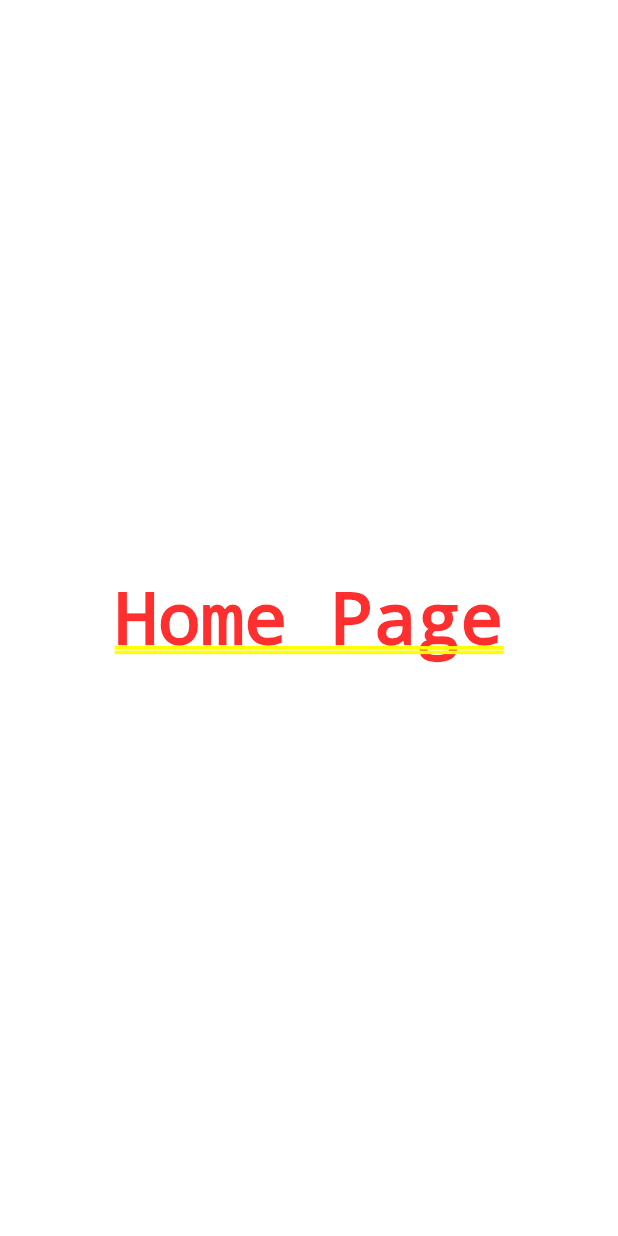
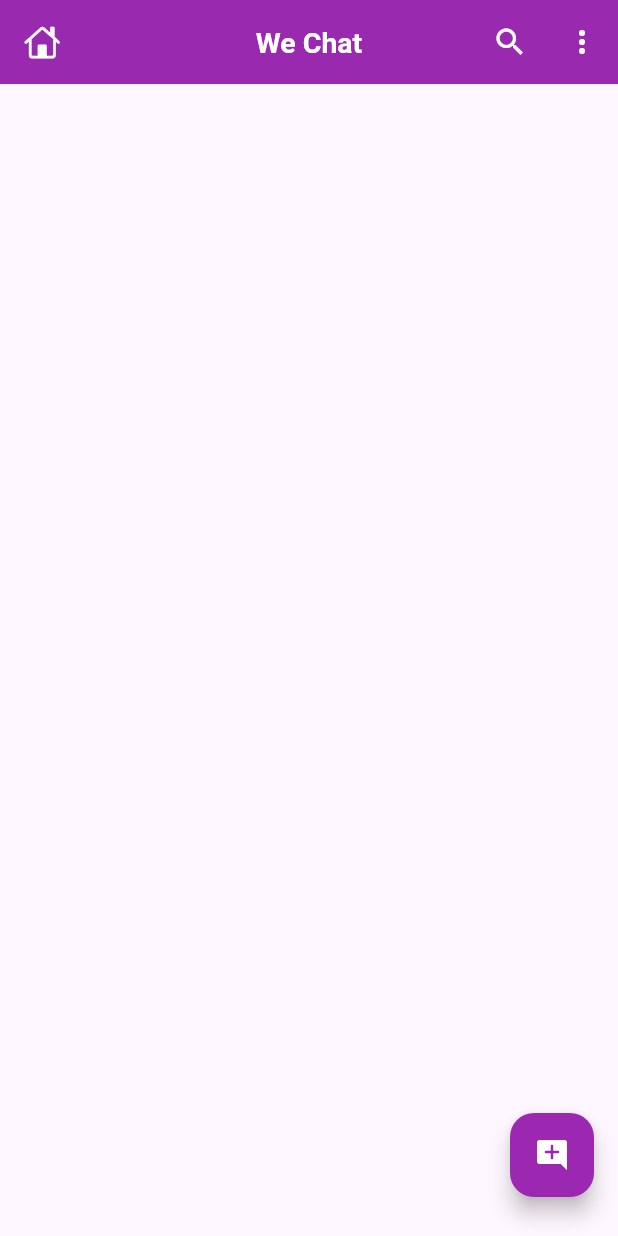
Before and after one commit to Vustron/Flutter-CatTalk, a Flutter app: the screen it shows after launch, on a phone screen of 412 x 824 dp. Run offline on Flutter 3.47's test engine with Material 3 defaults, Android fonts, the phone set to English and light mode, and no system bars; our stand-ins replace firebase_core; accounts and stored records are empty.

Commit message:
Finished Appbar and partial home screen

```diff
--- /dev/null
+++ b/devtools_options.yaml
@@ -0,0 +1 @@
+extensions:
--- a/lib/main.dart
+++ b/lib/main.dart
@@ -1,10 +1,12 @@
-// ignore_for_file: avoid_unnecessary_containers
+// ignore_for_file: avoid_unnecessary_containers, unused_import
 
 import 'package:firebase_core/firebase_core.dart';
+import 'services/firebase_options.dart';
 import 'package:flutter/material.dart';
-import 'firebase_options.dart';
+import 'screens/homescreen.dart';
 
 Future<void> main() async {
+  WidgetsFlutterBinding.ensureInitialized();
   await Firebase.initializeApp(
     options: DefaultFirebaseOptions.currentPlatform,
   );
@@ -12,21 +14,29 @@ Future<void> main() async {
 }
 
 class App extends StatelessWidget {
-  const App({super.key});
+  const App({Key? key}) : super(key: key);
 
   @override
   Widget build(BuildContext context) {
     return MaterialApp(
-      title: 'Flutter Demo',
+      title: 'We Chat',
+      debugShowCheckedModeBanner: false,
       theme: ThemeData(
-        colorScheme: ColorScheme.fromSeed(seedColor: Colors.deepPurple),
-        useMaterial3: true,
-      ),
-      home: Center(
-        child: Container(
-          child: const Text("Home Page"),
+        appBarTheme: const AppBarTheme(
+          centerTitle: true,
+          elevation: 1,
+          iconTheme: IconThemeData(
+            color: Colors.white,
+          ),
+          titleTextStyle: TextStyle(
+            color: Colors.white,
+            fontSize: 19.0,
+            fontWeight: FontWeight.bold,
+          ),
+          backgroundColor: Colors.purple,
         ),
       ),
+      home: const HomeScreen(),
     );
   }
 }
--- /dev/null
+++ b/lib/screens/homescreen.dart
@@ -0,0 +1,43 @@
+// ignore_for_file: avoid_unnecessary_containers, unused_import, sort_child_properties_last
+import 'package:flutter/cupertino.dart';
+import 'package:flutter/material.dart';
+
+class HomeScreen extends StatefulWidget {
+  const HomeScreen({super.key});
+
+  @override
+  State<HomeScreen> createState() => _HomeScreenState();
+}
+
+class _HomeScreenState extends State<HomeScreen> {
+  @override
+  Widget build(BuildContext context) {
+    return Scaffold(
+      appBar: AppBar(
+        leading: const Icon(CupertinoIcons.home),
+        title: const Text("We Chat"),
+        actions: [
+          IconButton(
+            onPressed: () {},
+            icon: const Icon(Icons.search),
+          ),
+          IconButton(
+            onPressed: () {},
+            icon: const Icon(Icons.more_vert),
+          )
+        ],
+      ),
+      floatingActionButton: Padding(
+        padding: const EdgeInsets.only(bottom: 10),
+        child: FloatingActionButton(
+          onPressed: () {},
+          child: const Icon(
+            Icons.add_comment_rounded,
+            color: Colors.white, // Set the color to white
+          ),
+          backgroundColor: Colors.purple, // Set the background color if needed
+        ),
+      ),
+    );
+  }
+}
```
Also changed, not shown: pubspec.yaml (+29 -42 lines), assets/images/icon.png (added), lib/services/firebase_options.dart (renamed from lib/firebase_options.dart), pubspec.lock, 13 other files.
